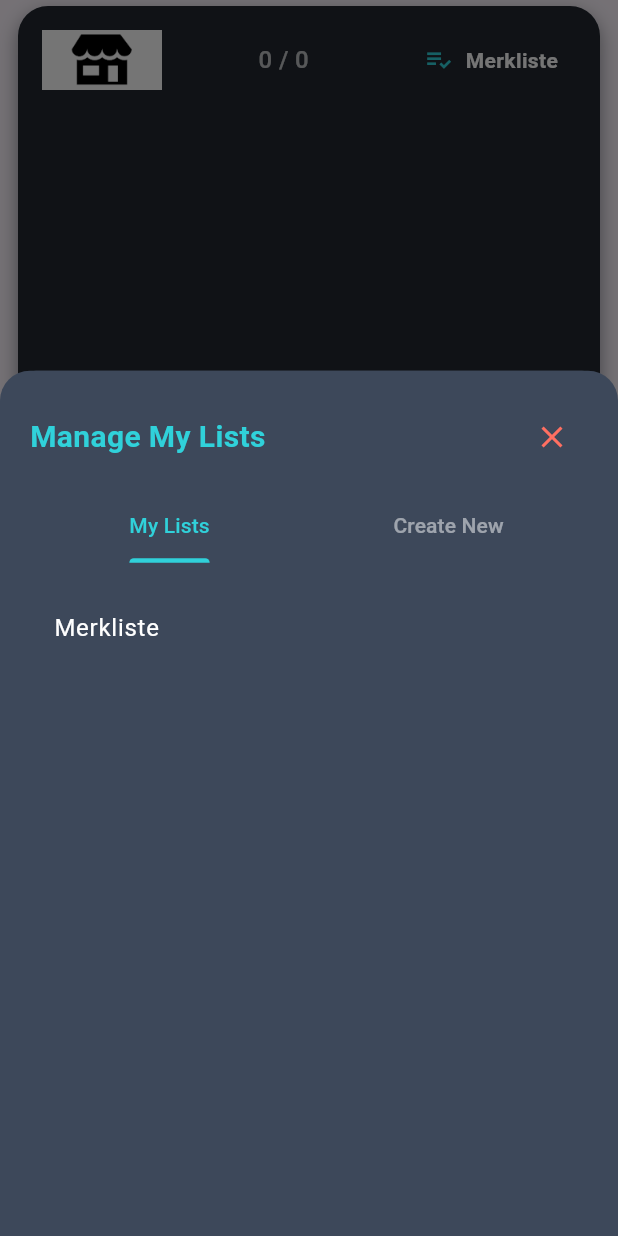
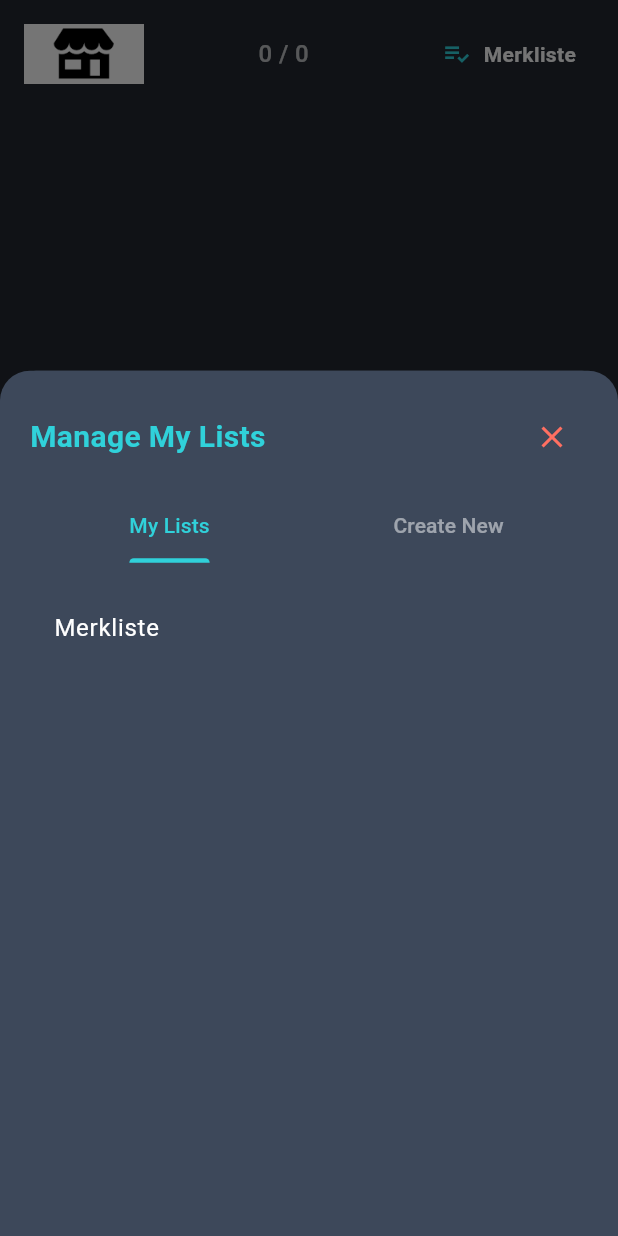
Before and after one commit to ZenKrow11/salesappMVP-1.1, a Flutter app: the ProductDetails widget shown alone on an empty page, opened directly with empty values, after a tap on "Merkliste", on a phone screen of 412 x 824 dp. Run offline on Flutter 3.47's test engine with Material 3 defaults, Android fonts, the phone set to English and light mode, and no system bars; drawn by our look-alikes of auto_size_text, cached_network_image; our stand-ins replace cloud_firestore, firebase_auth, firebase_core, flutter_riverpod, flutter_svg, freezed_annotation and 8 more; accounts and stored records are empty; network calls fail; project files that could hold a hidden picture were left out.

Commit message:
feat: Redesign product swiper and re-enable emulators
This commit introduces a visual redesign of the product swiper screen for a more integrated, full-screen experience. It also fixes a gesture sensitivity issue, updates an icon, and re-enables the Firebase Emulator connection for development.

### Product Swiper Redesign
- **Full-Screen Appearance:** The `ProductSwiperScreen` and `ProductDetails` component have been refactored to create a seamless, full-screen view.
    - Removed the semi-transparent overlay and outer container with rounded corners and shadows from `ProductDetails`.
    - The `ProductSwiperScreen` background is now a solid color matching the `ProductDetails` component, eliminating visual breaks and creating an immersive experience.
- **Swipe Gesture Fix:** The swipe velocity threshold in `ProductSwiperScreen` was reduced from `500.0` to `50.0`. This makes the "swipe right to dismiss" gesture much more responsive and user-friendly.

### Minor UI & Dev Changes
- **Icon Update:** The `BottomNavigationBarItem` for the "All Sales" tab in `main_app_screen.dart` has been changed from `attach_money` to a more appropriate `percent` icon.
- **Firebase Emulators:** The connection block in `main.dart` has been uncommented, re-enabling the use of Firebase Emulators for local development in debug mode.

```diff
--- a/lib/components/product_details.dart
+++ b/lib/components/product_details.dart
@@ -32,6 +32,7 @@ class ProductDetails extends ConsumerWidget {
   @override
   Widget build(BuildContext context, WidgetRef ref) {
     return SafeArea(
+      // Using `SafeArea` at the top level is good practice
       child: GestureDetector(
         onDoubleTap: () => _toggleItemInList(context, ref),
         onLongPress: () {
@@ -116,25 +117,17 @@ class ProductDetails extends ConsumerWidget {
     final isInShoppingList =
     shoppingListProducts.any((item) => item.id == product.id);
 
-    return Center(
-      child: Container(
-        margin: const EdgeInsets.symmetric(horizontal: 12, vertical: 4.0),
-        decoration: BoxDecoration(
+    // --- The changes are in this Container and the removed ClipRRect ---
+    return Container(
+      // REMOVED: margin, boxShadow, and borderRadius.
+      // The color now acts as the page's background.
       color: theme.primary,
-            borderRadius: BorderRadius.circular(20.0),
-            boxShadow: [
-              BoxShadow(
-                  color: theme.primary.withOpacity(0.5),
-                  blurRadius: 10.0,
-                  offset: const Offset(0, 5))
-            ]),
-        child: ClipRRect(
-          borderRadius: BorderRadius.circular(20.0),
       child: LayoutBuilder(builder: (context, constraints) {
         return SingleChildScrollView(
           physics: const NeverScrollableScrollPhysics(),
           child: Container(
             height: constraints.maxHeight,
+            // The padding is kept to prevent content from touching the screen edges.
             padding: const EdgeInsets.fromLTRB(16, 16, 16, 8),
             child: Column(
                 crossAxisAlignment: CrossAxisAlignment.start,
@@ -147,6 +140,7 @@ class ProductDetails extends ConsumerWidget {
                   const Spacer(),
                   _buildSpecialConditionInfo(theme),
                   const SizedBox(height: 8),
+                  // The image container itself still has rounded corners, which looks nice.
                   _buildImageContainer(context, ref, theme, isInShoppingList),
                   const SizedBox(height: 12),
                   _buildPriceRow(ref),
@@ -157,8 +151,6 @@ class ProductDetails extends ConsumerWidget {
           ),
         );
       }),
-        ),
-      ),
     );
   }
 
@@ -406,17 +398,16 @@ class ProductDetails extends ConsumerWidget {
     );
   }
 
-  // --- THIS METHOD IS NOW CORRECTED ---
   Widget _buildCategoryRow(BuildContext context) {
     return Row(
       children: [
         Expanded(
-          child: CategoryChip(categoryKey: product.category), // Pass the key, e.g., "beverages"
+          child: CategoryChip(categoryKey: product.category),
         ),
         if (product.subcategory.isNotEmpty && product.subcategory != 'categoryUncategorized') ...[
           const SizedBox(width: 8),
           Expanded(
-            child: CategoryChip(categoryKey: product.subcategory), // Pass the key
+            child: CategoryChip(categoryKey: product.subcategory),
           ),
         ],
       ],
--- a/lib/main.dart
+++ b/lib/main.dart
@@ -34,7 +34,7 @@ Future<void> main() async {
     options: DefaultFirebaseOptions.currentPlatform,
   );
 
-/*
+
   // START: Block to connect to Firebase Emulators in debug mode
   if (kDebugMode) {
     try {
@@ -49,9 +49,6 @@ Future<void> main() async {
     }
   }
   // END: Emulator connection block
-
- */
-
 
   // firebase emulators:start --only firestore,auth
 
--- a/lib/pages/main_app_screen.dart
+++ b/lib/pages/main_app_screen.dart
@@ -86,7 +86,7 @@ class MainAppScreenState extends ConsumerState<MainAppScreen> {
           onTap: navigateToTab,
           items: [
             BottomNavigationBarItem(
-              icon: const Icon(Icons.attach_money, size: 36),
+              icon: const Icon(Icons.percent, size: 36),
               label: l10n.navAllSales,
             ),
             BottomNavigationBarItem(
```
Also changed, not shown: lib/pages/product_swiper_screen.dart (+11 -17 lines). Lines whose indentation alone changed are shown as unchanged.
